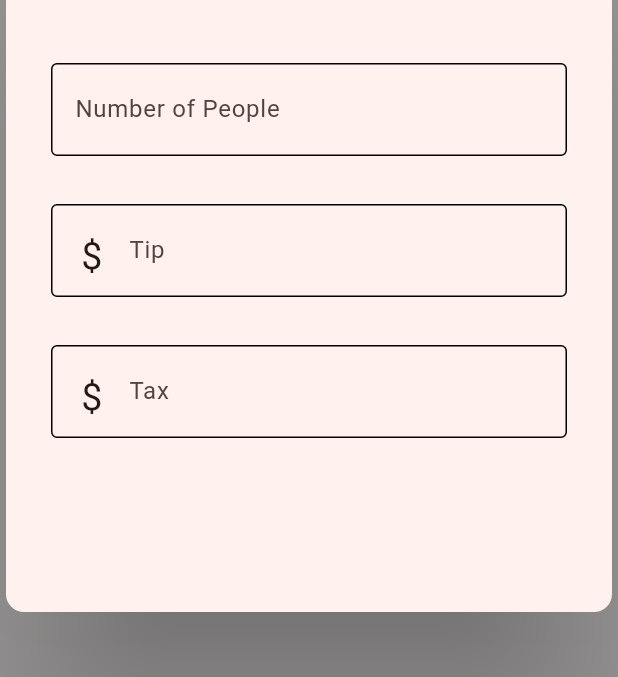
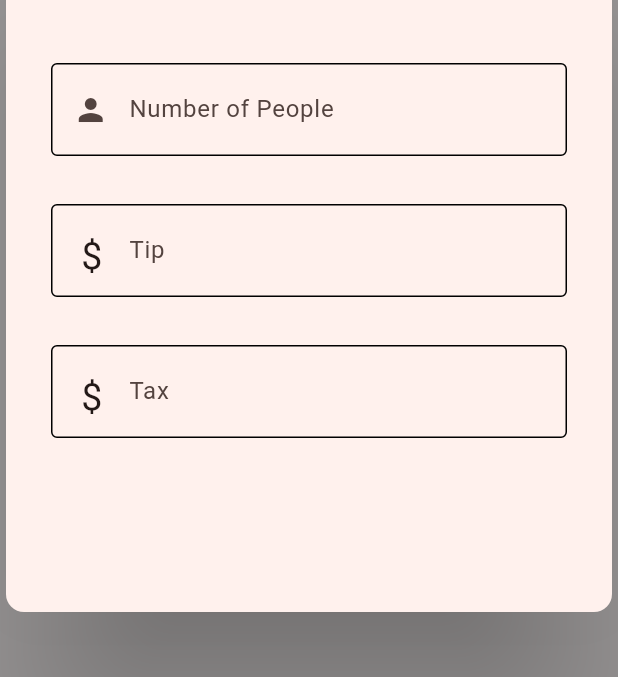
Before and after one commit to CNsquared/ABGapp, a Flutter app: the screen it shows after launch, on a phone screen of 412 x 824 dp, the part 201-878 px from its top. Run offline on Flutter 3.47's test engine with Material 2 defaults, Android fonts, the light colour scheme and no system bars.

Commit message:
added icon to people

```diff
--- a/lib/DataEntryPage.dart
+++ b/lib/DataEntryPage.dart
@@ -143,12 +143,17 @@ class PeopleEntryForm extends StatelessWidget{
         },
         style: const TextStyle(fontSize: 20, color: Colors.black),
         decoration: InputDecoration(
+          prefixIcon: Padding(
+            padding: const EdgeInsetsDirectional.only(start: 5),
+            child: Icon(Icons.person),
+          ),
           enabledBorder: const OutlineInputBorder(
             borderSide: BorderSide(color: Colors.black),
           ),
           focusedBorder: const OutlineInputBorder(
               borderSide: BorderSide(color: Colors.black)),
           labelText: "Number of People",
+
 
         ),
         keyboardType: const TextInputType.numberWithOptions(decimal: true),
```
